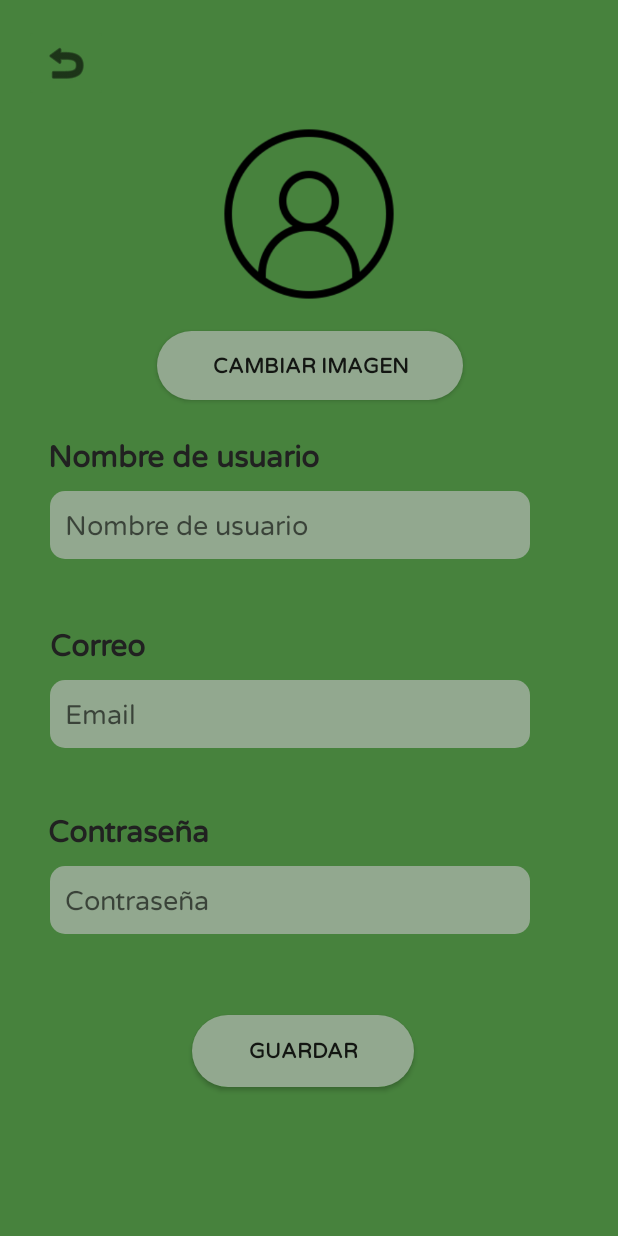
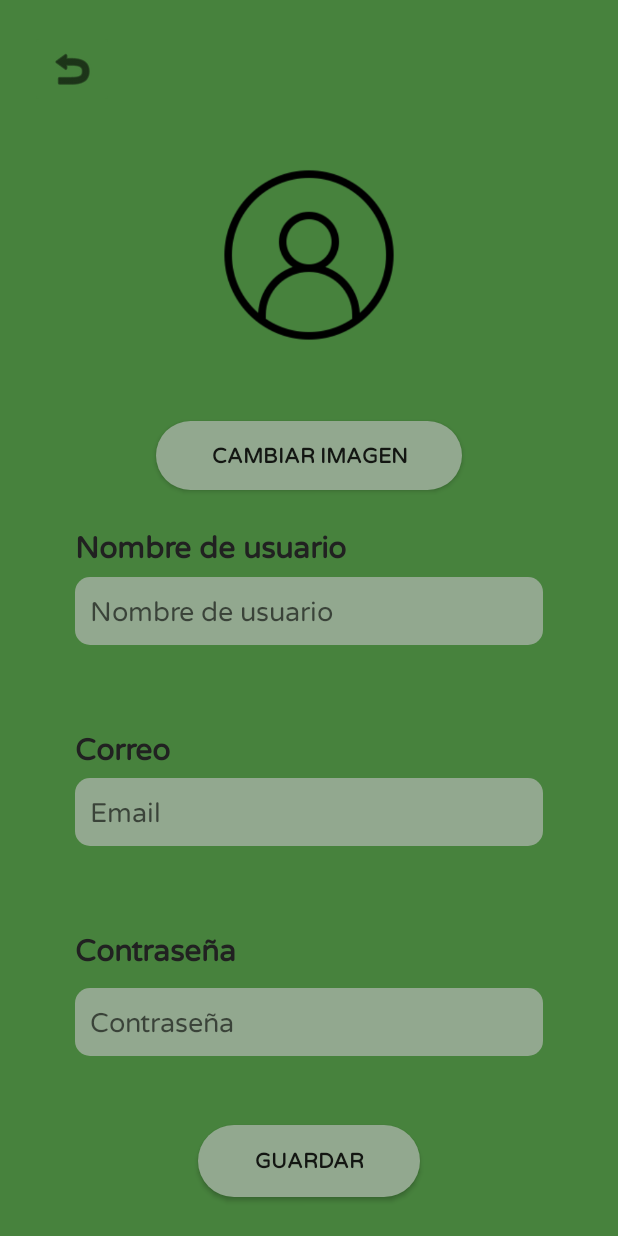
Before and after one commit to CrazyJMB/TheECOGame_mobile, an Android app: the EditProfileActivity screen opened directly, with no data from a screen before it, on a phone screen of 412 x 824 dp. Run offline under Robolectric (Android 15) with nearby library versions, the phone set to English and light mode, and no system bars; our stand-ins replace Picasso; pictures from the network do not load; 7 statements that could not run were skipped.

Commit message:
Cambios en la vista de editar perfil - Responsive design

```diff
--- a/app/src/main/res/layout/activity_edit_profile.xml
+++ b/app/src/main/res/layout/activity_edit_profile.xml
@@ -16,8 +16,8 @@
             android:id="@+id/ibBack"
             android:layout_width="wrap_content"
             android:layout_height="wrap_content"
-            android:layout_marginStart="16dp"
-            android:layout_marginTop="16dp"
+            android:layout_marginStart="20dp"
+            android:layout_marginTop="20dp"
             android:backgroundTint="@color/background_green"
             android:contentDescription="@string/back"
             app:layout_constraintStart_toStartOf="parent"
@@ -29,8 +29,8 @@
         <ImageView
             android:id="@+id/ivProfile"
             android:layout_width="125dp"
-            android:layout_height="125dp"
-            android:layout_marginTop="80dp"
+            android:layout_height="0dp"
+            android:layout_marginTop="70dp"
             android:contentDescription="@string/profile"
             android:src="@drawable/empty_avatar"
             app:layout_constraintEnd_toEndOf="parent"
@@ -43,12 +43,11 @@
             android:id="@+id/btnEditImage"
             android:layout_width="204dp"
             android:layout_height="46dp"
-            android:layout_marginStart="141dp"
-            android:layout_marginTop="15dp"
-            android:layout_marginEnd="140dp"
+            android:layout_marginTop="10dp"
             android:background="@drawable/btn_shape_round"
             android:text="@string/edit_image"
             android:textStyle="bold"
+            app:layout_constraintBottom_toTopOf="@+id/tvUsername"
             app:layout_constraintEnd_toEndOf="parent"
             app:layout_constraintStart_toStartOf="parent"
             app:layout_constraintTop_toBottomOf="@+id/ivProfile"
@@ -56,23 +55,28 @@
 
         <TextView
             android:id="@+id/tvUsername"
-            android:layout_width="wrap_content"
+            android:layout_width="0dp"
             android:layout_height="wrap_content"
-            android:layout_marginStart="32dp"
+            android:layout_marginStart="50dp"
             android:layout_marginTop="24dp"
+            android:layout_marginEnd="50dp"
             android:text="@string/username_profile"
             android:textColor="@color/black_title"
             android:textSize="@dimen/profile"
             android:textStyle="bold"
+            app:layout_constraintBottom_toTopOf="@+id/etUsername"
+            app:layout_constraintEnd_toEndOf="parent"
             app:layout_constraintStart_toStartOf="parent"
             app:layout_constraintTop_toBottomOf="@+id/btnEditImage" />
 
         <EditText
             android:id="@+id/etUsername"
-            android:layout_width="320dp"
+            android:layout_width="0dp"
             android:layout_height="45dp"
-            android:layout_marginStart="33dp"
-            android:layout_marginTop="10dp"
+            android:layout_marginStart="50dp"
+            android:layout_marginTop="5dp"
+            android:layout_marginEnd="50dp"
+            android:layout_marginBottom="5dp"
             android:background="@drawable/btn_shape_rounded_square"
             android:ems="10"
             android:hint="@string/username_profile"
@@ -80,42 +84,52 @@
             android:minHeight="48dp"
             android:paddingLeft="10dp"
             android:singleLine="true"
+            app:layout_constraintBottom_toTopOf="@+id/tvUsernameError"
+            app:layout_constraintEnd_toEndOf="parent"
             app:layout_constraintStart_toStartOf="parent"
             app:layout_constraintTop_toBottomOf="@+id/tvUsername" />
 
         <TextView
             android:id="@+id/tvUsernameError"
-            android:layout_width="wrap_content"
+            android:layout_width="0dp"
             android:layout_height="wrap_content"
-            android:layout_marginStart="33dp"
-            android:layout_marginTop="10dp"
+            android:layout_marginStart="50dp"
+            android:layout_marginEnd="50dp"
+            android:layout_marginBottom="15dp"
             android:textColor="@color/error_red"
             android:textSize="@dimen/settings_slider_title_font_size"
             android:textStyle="normal"
             android:visibility="invisible"
+            app:layout_constraintBottom_toTopOf="@+id/tvEmail"
+            app:layout_constraintEnd_toEndOf="parent"
             app:layout_constraintStart_toStartOf="parent"
             app:layout_constraintTop_toBottomOf="@+id/etUsername"
             tools:visibility="invisible" />
 
         <TextView
             android:id="@+id/tvEmail"
-            android:layout_width="wrap_content"
+            android:layout_width="0dp"
             android:layout_height="wrap_content"
-            android:layout_marginStart="33dp"
+            android:layout_marginStart="50dp"
             android:layout_marginTop="10dp"
+            android:layout_marginEnd="50dp"
             android:text="@string/email_profile"
             android:textColor="@color/black_title"
             android:textSize="@dimen/profile"
             android:textStyle="bold"
+            app:layout_constraintBottom_toTopOf="@+id/etEmail"
+            app:layout_constraintEnd_toEndOf="parent"
             app:layout_constraintStart_toStartOf="parent"
             app:layout_constraintTop_toBottomOf="@+id/tvUsernameError" />
 
         <EditText
             android:id="@+id/etEmail"
-            android:layout_width="320dp"
+            android:layout_width="0dp"
             android:layout_height="45dp"
-            android:layout_marginStart="33dp"
-            android:layout_marginTop="10dp"
+            android:layout_marginStart="50dp"
+            android:layout_marginTop="5dp"
+            android:layout_marginEnd="50dp"
+            android:layout_marginBottom="5dp"
             android:background="@drawable/btn_shape_rounded_square"
             android:ems="10"
             android:hint="@string/prompt_email"
@@ -123,62 +137,78 @@
             android:minHeight="48dp"
             android:paddingLeft="10dp"
             android:singleLine="true"
+            app:layout_constraintBottom_toTopOf="@+id/tvEmailError"
+            app:layout_constraintEnd_toEndOf="parent"
             app:layout_constraintStart_toStartOf="parent"
             app:layout_constraintTop_toBottomOf="@+id/tvEmail" />
 
         <TextView
             android:id="@+id/tvEmailError"
-            android:layout_width="wrap_content"
+            android:layout_width="0dp"
             android:layout_height="wrap_content"
-            android:layout_marginStart="33dp"
-            android:layout_marginTop="10dp"
+            android:layout_marginStart="50dp"
+            android:layout_marginEnd="50dp"
+            android:layout_marginBottom="15dp"
             android:textColor="@color/error_red"
             android:textSize="@dimen/settings_slider_title_font_size"
             android:textStyle="normal"
             android:visibility="invisible"
+            app:layout_constraintBottom_toTopOf="@+id/tvPassword"
+            app:layout_constraintEnd_toEndOf="parent"
             app:layout_constraintStart_toStartOf="parent"
             app:layout_constraintTop_toBottomOf="@+id/etEmail"
             tools:visibility="invisible" />
 
         <TextView
             android:id="@+id/tvPassword"
-            android:layout_width="wrap_content"
+            android:layout_width="0dp"
             android:layout_height="wrap_content"
-            android:layout_marginStart="32dp"
-            android:layout_marginTop="8dp"
+            android:layout_marginStart="50dp"
+            android:layout_marginTop="10dp"
+            android:layout_marginEnd="50dp"
+            android:layout_marginBottom="5dp"
             android:text="@string/password_profile"
             android:textColor="@color/black_title"
             android:textSize="@dimen/profile"
             android:textStyle="bold"
+            app:layout_constraintBottom_toTopOf="@+id/etPassword"
+            app:layout_constraintEnd_toEndOf="parent"
             app:layout_constraintStart_toStartOf="parent"
             app:layout_constraintTop_toBottomOf="@+id/tvEmailError" />
 
         <EditText
             android:id="@+id/etPassword"
-            android:layout_width="320dp"
+            android:layout_width="0dp"
             android:layout_height="45dp"
-            android:layout_marginStart="33dp"
-            android:layout_marginTop="10dp"
+            android:layout_marginStart="50dp"
+            android:layout_marginTop="5dp"
+            android:layout_marginEnd="50dp"
+            android:layout_marginBottom="5dp"
+            android:background="@drawable/btn_shape_rounded_square"
             android:ems="10"
             android:hint="@string/password_profile"
-            android:background="@drawable/btn_shape_rounded_square"
             android:inputType="textPassword"
             android:minHeight="48dp"
             android:paddingLeft="10dp"
             android:singleLine="true"
+            app:layout_constraintBottom_toTopOf="@+id/tvPasswordError"
+            app:layout_constraintEnd_toEndOf="parent"
             app:layout_constraintStart_toStartOf="parent"
             app:layout_constraintTop_toBottomOf="@+id/tvPassword" />
 
         <TextView
             android:id="@+id/tvPasswordError"
-            android:layout_width="wrap_content"
+            android:layout_width="0dp"
             android:layout_height="wrap_content"
-            android:layout_marginStart="33dp"
-            android:layout_marginTop="10dp"
+            android:layout_marginStart="50dp"
+            android:layout_marginEnd="50dp"
+            android:layout_marginBottom="15dp"
             android:textColor="@color/error_red"
             android:textSize="@dimen/settings_slider_title_font_size"
             android:textStyle="normal"
             android:visibility="invisible"
+            app:layout_constraintBottom_toTopOf="@+id/btnSave"
+            app:layout_constraintEnd_toEndOf="parent"
             app:layout_constraintStart_toStartOf="parent"
             app:layout_constraintTop_toBottomOf="@+id/etPassword"
             tools:visibility="invisible" />
@@ -187,11 +217,12 @@
             android:id="@+id/btnSave"
             android:layout_width="148dp"
             android:layout_height="48dp"
-            android:layout_marginStart="128dp"
-            android:layout_marginTop="20dp"
-            android:textStyle="bold"
+            android:layout_marginBottom="25dp"
             android:background="@drawable/btn_shape_round"
             android:text="@string/save_profile"
+            android:textStyle="bold"
+            app:layout_constraintBottom_toBottomOf="parent"
+            app:layout_constraintEnd_toEndOf="parent"
             app:layout_constraintStart_toStartOf="parent"
             app:layout_constraintTop_toBottomOf="@+id/tvPasswordError" />
     </androidx.constraintlayout.widget.ConstraintLayout>
```
